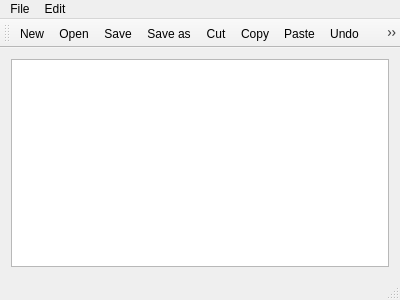
Qt form mainwindow.ui (Faelwen/QtSimpleNotepad) before a commit.
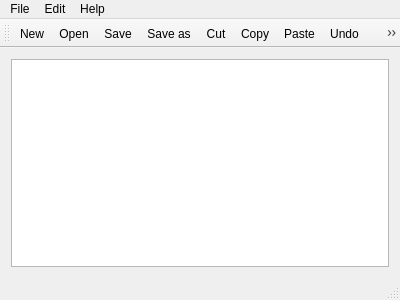
The same form after that commit. Icons and pictures are not drawn.

```diff
--- a/mainwindow.ui
+++ b/mainwindow.ui
@@ -52,8 +52,15 @@
     <addaction name="actionUndo"/>
     <addaction name="actionRedo"/>
    </widget>
+   <widget class="QMenu" name="menuHelp">
+    <property name="title">
+     <string>Help</string>
+    </property>
+    <addaction name="actionAbout"/>
+   </widget>
    <addaction name="menuFile"/>
    <addaction name="menuEdit"/>
+   <addaction name="menuHelp"/>
   </widget>
   <widget class="QToolBar" name="mainToolBar">
    <attribute name="toolBarArea">
```
Left out of the diff: 10 changed lines with no effect on the pictures.
